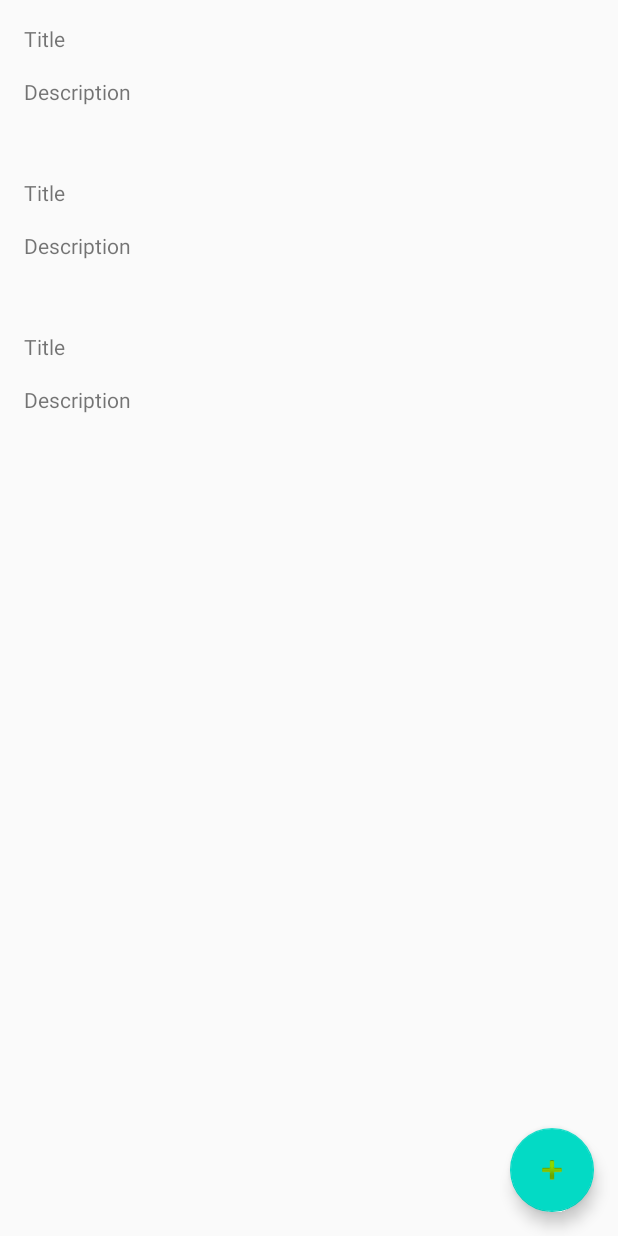
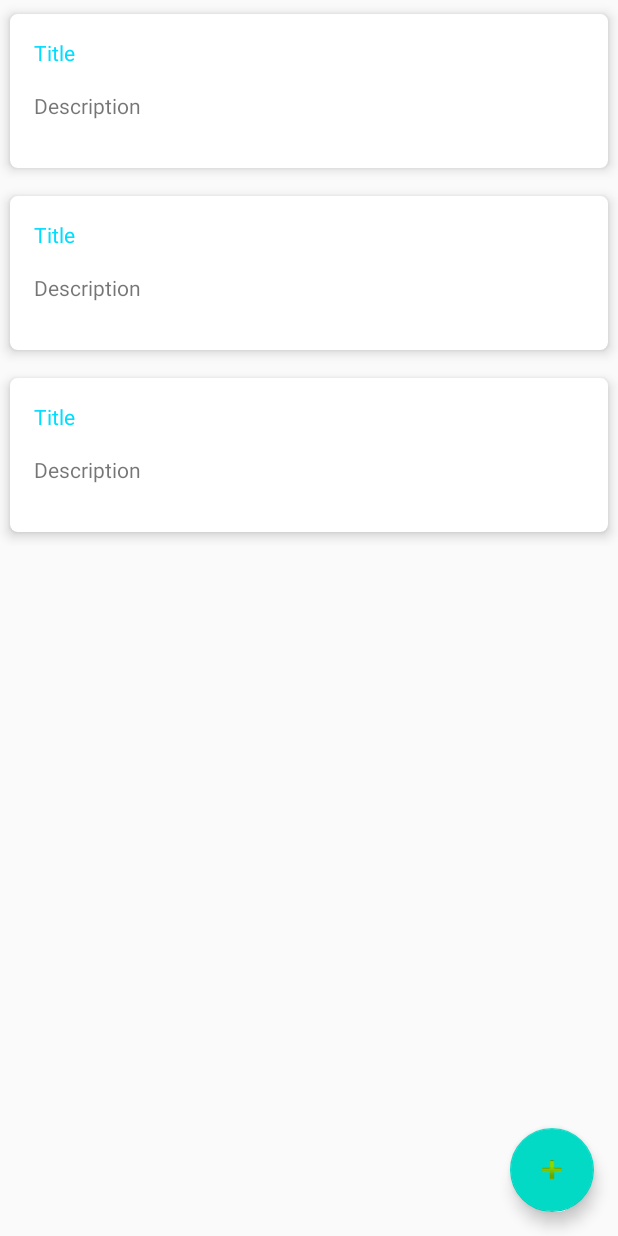
Before and after one commit to sofiharutyunyan/NoteS, an Android app: the layout fragment_notes.xml on its own in the app's theme, with its tools: preview values and no code run, on a phone screen of 412 x 824 dp. Run offline under Robolectric (Android 15) with nearby library versions, the phone set to English and light mode, and no system bars.

Commit message:
Removed unnecessary menu in Notes page added cardview for notes

```diff
--- a/app/src/main/java/com/example/notes/view/activity/MainActivity.kt
+++ b/app/src/main/java/com/example/notes/view/activity/MainActivity.kt
@@ -23,20 +23,4 @@ class MainActivity : BaseActivity<ActivityMainBinding>() {
 
     }
 
-    override fun onCreateOptionsMenu(menu: Menu): Boolean {
-        // Inflate the menu; this adds items to the action bar if it is present.
-        menuInflater.inflate(R.menu.menu_main, menu)
-        return true
-    }
-
-    override fun onOptionsItemSelected(item: MenuItem): Boolean {
-        // Handle action bar item clicks here. The action bar will
-        // automatically handle clicks on the Home/Up button, so long
-        // as you specify a parent activity in AndroidManifest.xml.
-        return when (item.itemId) {
-            R.id.action_settings -> true
-            else -> super.onOptionsItemSelected(item)
-        }
-    }
-
 }
--- a/app/src/main/res/layout/content_main.xml
+++ b/app/src/main/res/layout/content_main.xml
@@ -9,7 +9,7 @@
     <fragment
         android:id="@+id/nav_host_fragment"
         android:name="androidx.navigation.fragment.NavHostFragment"
-        android:layout_width="0dp"
+        android:layout_width="match_parent"
         android:layout_height="0dp"
         app:defaultNavHost="true"
         app:layout_constraintBottom_toBottomOf="parent"
--- a/app/src/main/res/layout/list_item_note.xml
+++ b/app/src/main/res/layout/list_item_note.xml
@@ -1,7 +1,9 @@
 <?xml version="1.0" encoding="utf-8"?>
-<layout xmlns:tools="http://schemas.android.com/tools">
+<layout xmlns:card_view="http://schemas.android.com/apk/res-auto"
+    xmlns:tools="http://schemas.android.com/tools">
 
     <data>
+
         <variable
             name="note"
             type="com.example.notes.model.Note" />
@@ -11,7 +13,15 @@
             type="com.example.notes.view.viewholder.NoteViewHolder" />
     </data>
 
-    <LinearLayout xmlns:android="http://schemas.android.com/apk/res/android"
+    <androidx.cardview.widget.CardView xmlns:android="http://schemas.android.com/apk/res/android"
+        android:id="@+id/imageView"
+        android:layout_width="match_parent"
+        android:layout_height="wrap_content"
+        card_view:cardCornerRadius="5dp"
+        card_view:cardElevation="5dp"
+        card_view:cardUseCompatPadding="true">
+
+        <LinearLayout
             android:layout_width="match_parent"
             android:layout_height="wrap_content"
             android:onClick="@{() -> holder.onItemClicked()}"
@@ -23,17 +33,22 @@
                 android:layout_width="match_parent"
                 android:layout_height="wrap_content"
                 android:text="@{note.title}"
-            tools:text= "@string/title"
-            android:textSize="@dimen/title_text_size" />
+                android:textColor="@android:color/holo_blue_bright"
+                android:textSize="@dimen/title_text_size"
+                android:maxLines="1"
+                tools:text="@string/title" />
 
             <TextView
                 android:id="@+id/txtDescription"
                 android:layout_width="match_parent"
                 android:layout_height="wrap_content"
-            tools:text= "Description"
+                android:paddingTop="@dimen/material_padding_for_pages"
+                android:paddingBottom="@dimen/material_padding_for_pages"
                 android:text="@{note.noteBody}"
-            android:paddingTop="@dimen/material_padding_for_pages"
-            android:paddingBottom="@dimen/material_padding_for_pages" />
+                android:maxLines="1"
+                tools:text="Description" />
 
         </LinearLayout>
+
+    </androidx.cardview.widget.CardView>
 </layout>
```
Lines whose indentation alone changed are shown as unchanged.
